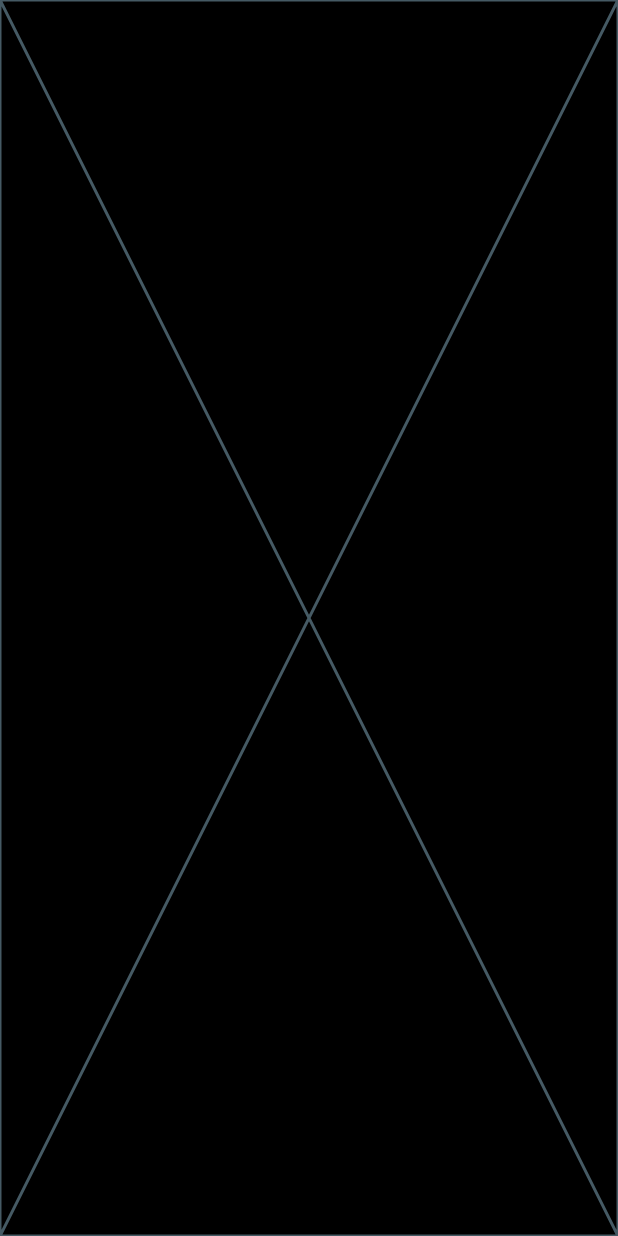
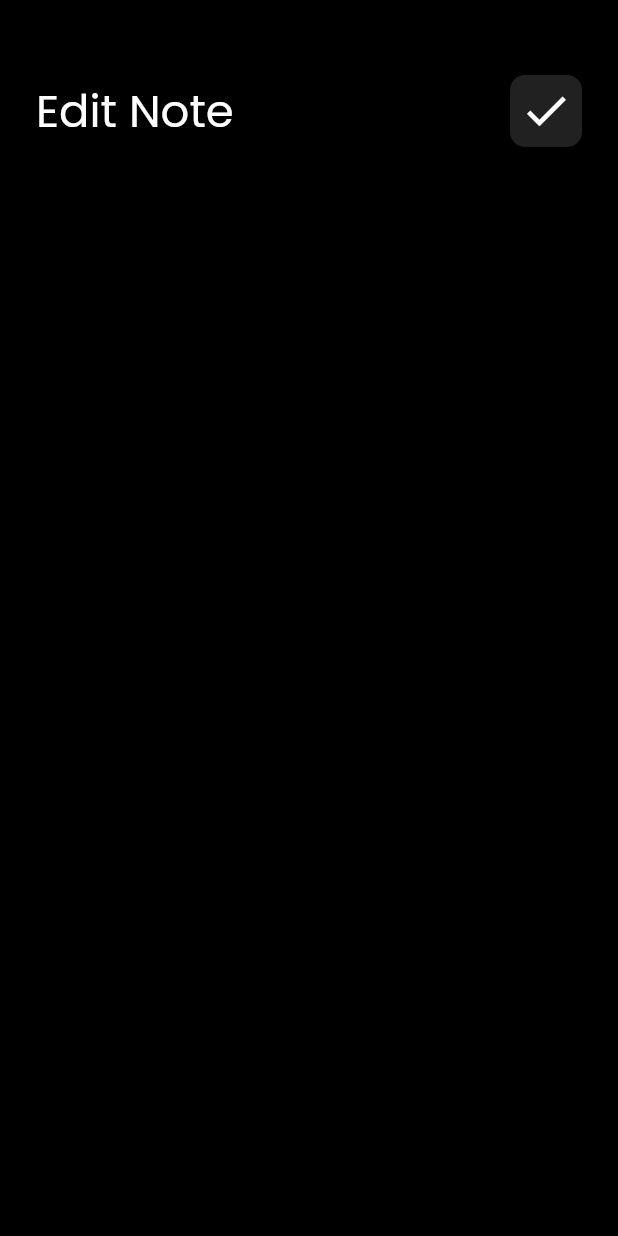
Before and after one commit to Kerolos163/Note_App, a Flutter app: the screen it shows after launch, after a tap on "Flutter Tips", on a phone screen of 412 x 824 dp. Run offline on Flutter 3.47's test engine with Material 2 defaults, Android fonts, the phone set to English and light mode, and no system bars; our stand-ins replace font_awesome_flutter.

Commit message:
Add Custom AppBar To Edit Note View

```diff
--- a/lib/Views/widget/Custom_AppBar.dart
+++ b/lib/Views/widget/Custom_AppBar.dart
@@ -3,20 +3,27 @@ import 'package:flutter/material.dart';
 import 'Custom_IconSearch.dart';
 
 class CustomAppBar extends StatelessWidget {
-  const CustomAppBar({super.key});
-
+  const CustomAppBar({
+    super.key,
+    this.title = "Notes",
+    this.icon = Icons.search,
+  });
+  final String title;
+  final IconData icon;
   @override
   Widget build(BuildContext context) {
     return Padding(
-      padding: const EdgeInsets.only(top: 50,bottom: 10),
+      padding: const EdgeInsets.only(top: 50, bottom: 10),
       child: Row(
         mainAxisAlignment: MainAxisAlignment.spaceBetween,
-        children: const [
+        children: [
           Text(
-            "Notes",
-            style: TextStyle(fontSize: 30),
+            title,
+            style: const TextStyle(fontSize: 30),
           ),
-          Custom_SearchIcon()
+          Custom_SearchIcon(
+            icon: icon,
+          )
         ],
       ),
     );
--- a/lib/Views/widget/Custom_IconSearch.dart
+++ b/lib/Views/widget/Custom_IconSearch.dart
@@ -1,19 +1,17 @@
 import 'package:flutter/material.dart';
 
 class Custom_SearchIcon extends StatelessWidget {
-  const Custom_SearchIcon({super.key});
-
+  const Custom_SearchIcon({super.key, this.icon = Icons.search});
+  final IconData icon;
   @override
   Widget build(BuildContext context) {
     return Container(
       decoration: BoxDecoration(
-        borderRadius: BorderRadius.circular(10),
-        color: Colors.grey[900]
-      ),
+          borderRadius: BorderRadius.circular(10), color: Colors.grey[900]),
       child: IconButton(
         onPressed: () {},
-        icon: const Icon(
-          Icons.search,
+        icon: Icon(
+          icon,
           size: 35,
         ),
         padding: EdgeInsets.zero,
--- a/lib/Views/widget/Edit_Note_ViewBody.dart
+++ b/lib/Views/widget/Edit_Note_ViewBody.dart
@@ -1,11 +1,21 @@
+import 'package:flutter/material.dart';
 import 'package:flutter/src/widgets/framework.dart';
 import 'package:flutter/src/widgets/placeholder.dart';
+
+import 'Custom_AppBar.dart';
 
 class Edit_Node_View_Body extends StatelessWidget {
   const Edit_Node_View_Body({super.key});
 
   @override
   Widget build(BuildContext context) {
-    return const Placeholder();
+    return Padding(
+      padding: const EdgeInsets.symmetric(horizontal: 24),
+      child: Column(
+        children:const [
+          CustomAppBar(title: "Edit Note",icon: Icons.done,)
+        ],
+      ),
+    );
   }
 }
```
